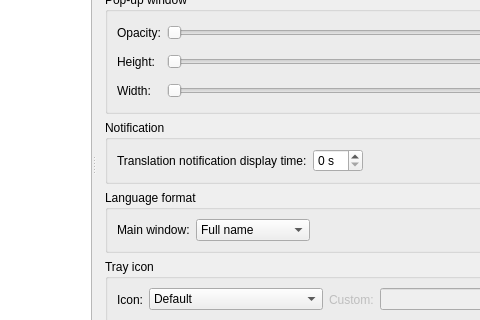
Above: src/settings/settingsdialog.ui from crow-translate/crow-translate before the change; both pictures show x 119 to 599 and y 98 to 418 of the 800 by 552 pixel window. Below: the same form after it.
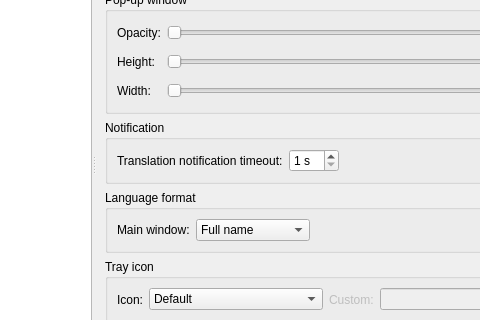
That is the form after the change. The open tabs and pages were chosen to show the change. Icons and pictures are not drawn. Custom widgets are drawn as their Qt base class.

```diff
--- a/src/settings/settingsdialog.ui
+++ b/src/settings/settingsdialog.ui
@@ -383,7 +383,7 @@
            <item>
             <widget class="QLabel" name="translationNotificationDisplayTimeLabel">
              <property name="text">
-              <string>Translation notification display time:</string>
+              <string>Translation notification timeout:</string>
              </property>
             </widget>
            </item>
@@ -392,6 +392,12 @@
              <property name="suffix">
               <string> s</string>
              </property>
+             <property name="minimum">
+              <number>1</number>
+             </property>
+             <property name="maximum">
+              <number>60</number>
+             </property>
             </widget>
            </item>
            <item>
```
Left out of the diff: 4 changed lines with no effect on the pictures.
